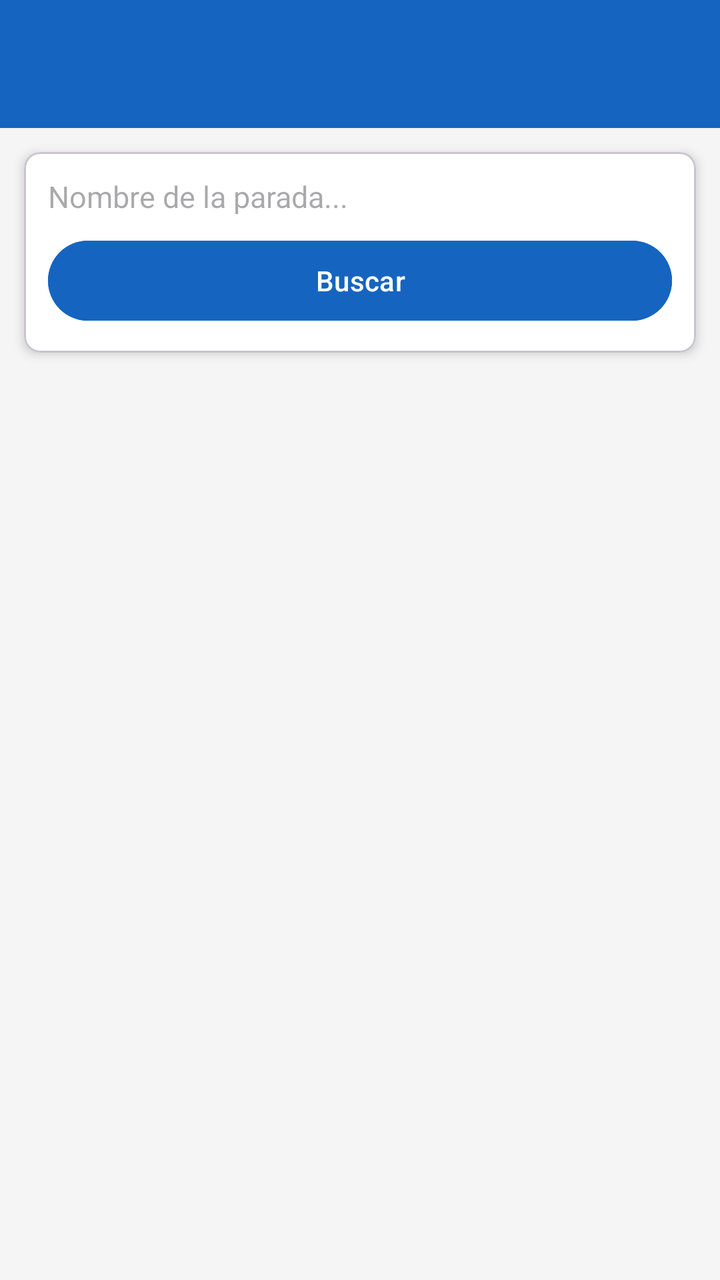
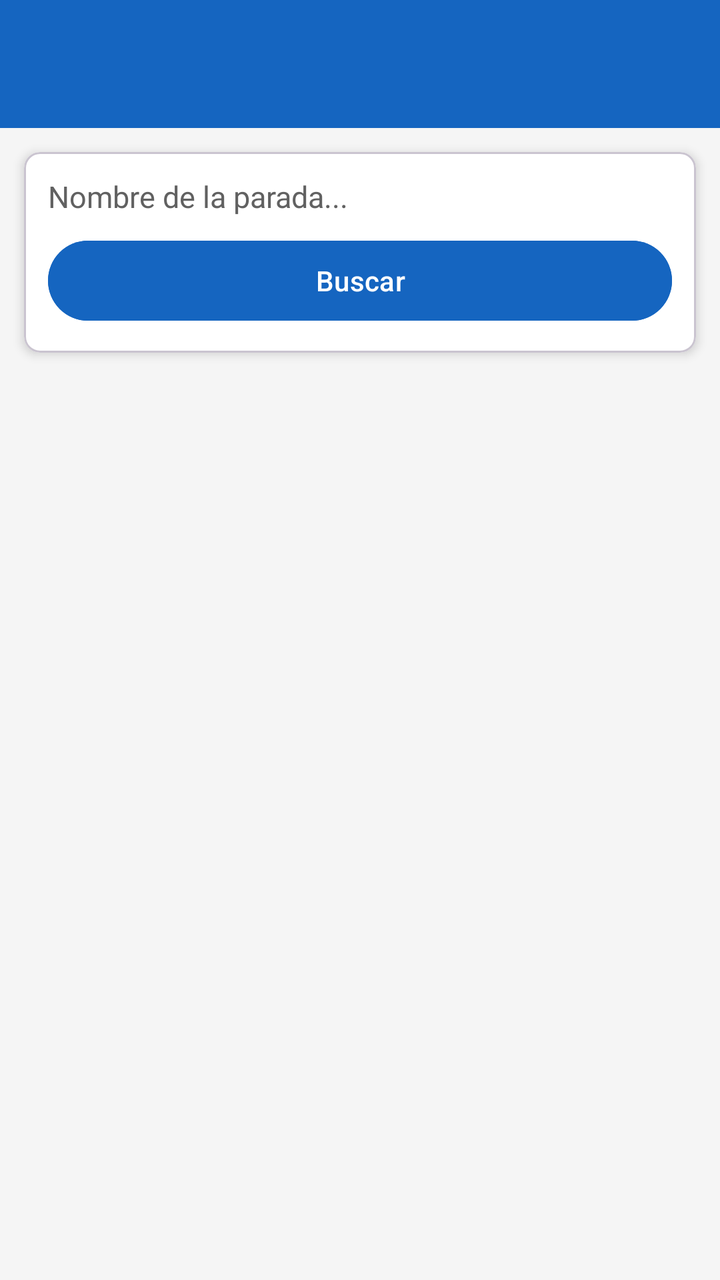

Two renders of the same Android screen: before a commit and after it. Below are the layout's source before the change and the commit's diff.
<!-- AndroidManifest.xml: application theme Theme.AplicacionEMT -->
<!-- res/layout/activity_buscar_parada.xml -->
<?xml version="1.0" encoding="utf-8"?>
<LinearLayout xmlns:android="http://schemas.android.com/apk/res/android"
    xmlns:app="http://schemas.android.com/apk/res-auto"
    android:layout_width="match_parent"
    android:layout_height="match_parent"
    android:orientation="vertical"
    android:fitsSystemWindows="true">

    <androidx.appcompat.widget.Toolbar
        android:id="@+id/toolbar"
        android:layout_width="match_parent"
        android:layout_height="?attr/actionBarSize"
        style="@style/AppToolbar"/>

    <LinearLayout
        android:layout_width="match_parent"
        android:layout_height="0dp"
        android:layout_weight="1"
        android:background="@color/emt_background"
        android:orientation="vertical">

        
        <com.google.android.material.card.MaterialCardView
            android:layout_width="match_parent"
            android:layout_height="wrap_content"
            android:layout_margin="12dp"
            app:cardBackgroundColor="@color/card_background"
            app:cardCornerRadius="8dp"
            app:cardElevation="3dp">

            <LinearLayout
                android:layout_width="match_parent"
                android:layout_height="wrap_content"
                android:orientation="vertical"
                android:padding="12dp">

                <EditText
                    android:id="@+id/etNombre"
                    android:layout_width="match_parent"
                    android:layout_height="wrap_content"
                    android:hint="Nombre de la parada..."
                    android:inputType="text"
                    android:imeOptions="actionSearch"
                    android:maxLines="1"
                    android:background="@android:color/transparent"
                    android:textSize="15sp"/>

                <Button
                    android:id="@+id/btnBuscar"
                    android:layout_width="match_parent"
                    android:layout_height="wrap_content"
                    android:layout_marginTop="8dp"
                    android:text="Buscar"
                    android:backgroundTint="@color/emt_blue"
                    android:textColor="@color/white"
                    style="@style/Widget.Material3.Button"/>

            </LinearLayout>

        </com.google.android.material.card.MaterialCardView>

        <ProgressBar
            android:id="@+id/progressBar"
            android:layout_width="wrap_content"
            android:layout_height="wrap_content"
            android:layout_gravity="center_horizontal"
            android:layout_marginTop="16dp"
            android:visibility="gone"/>

        <TextView
            android:id="@+id/tvSinResultados"
            android:layout_width="wrap_content"
            android:layout_height="wrap_content"
            android:layout_gravity="center_horizontal"
            android:layout_marginTop="32dp"
            android:gravity="center"
            android:text="Sin resultados"
            android:textColor="#757575"
            android:textSize="16sp"
            android:visibility="gone"/>

        <androidx.recyclerview.widget.RecyclerView
            android:id="@+id/recyclerView"
            android:layout_width="match_parent"
            android:layout_height="0dp"
            android:layout_weight="1"
            android:paddingTop="4dp"
            android:paddingBottom="8dp"
            android:clipToPadding="false"
            android:visibility="gone"/>

    </LinearLayout>

</LinearLayout>
<!-- resources referenced by this layout -->
<resources>
  <color name="card_background">#FFFFFF</color>
  <color name="emt_background">#F5F5F5</color>
  <color name="emt_blue">#1565C0</color>
  <color name="white">#FFFFFFFF</color>
  <style name="AppToolbar" parent="Widget.AppCompat.Toolbar">
          <item name="android:background">@color/emt_blue</item>
          <item name="titleTextColor">@color/white</item>
          <item name="android:theme">@style/ThemeOverlay.AppCompat.Dark.ActionBar</item>
          <item name="popupTheme">@style/ThemeOverlay.AppCompat.Light</item>
      </style>
  <style name="Theme.AplicacionEMT" parent="Base.Theme.AplicacionEMT" />
  <style name="Base.Theme.AplicacionEMT" parent="Theme.Material3.DayNight.NoActionBar">
          <item name="colorPrimary">@color/emt_blue</item>
          <item name="colorPrimaryVariant">@color/emt_blue_dark</item>
          <item name="colorOnPrimary">@color/white</item>
          <item name="android:windowBackground">@color/emt_background</item>
      </style>
  <color name="emt_blue_dark">#003c8f</color>
</resources>

<!-- the commit's change to res/layout/activity_buscar_parada.xml (unified diff, before → after) -->
@@ -39,6 +39,7 @@
                     android:layout_width="match_parent"
                     android:layout_height="wrap_content"
                     android:hint="Nombre de la parada..."
+                    android:textColorHint="#616161"
                     android:inputType="text"
                     android:imeOptions="actionSearch"
                     android:maxLines="1"
@@ -75,7 +76,7 @@
             android:layout_marginTop="32dp"
             android:gravity="center"
             android:text="Sin resultados"
-            android:textColor="#757575"
+            android:textColor="#545454"
             android:textSize="16sp"
             android:visibility="gone"/>
 
